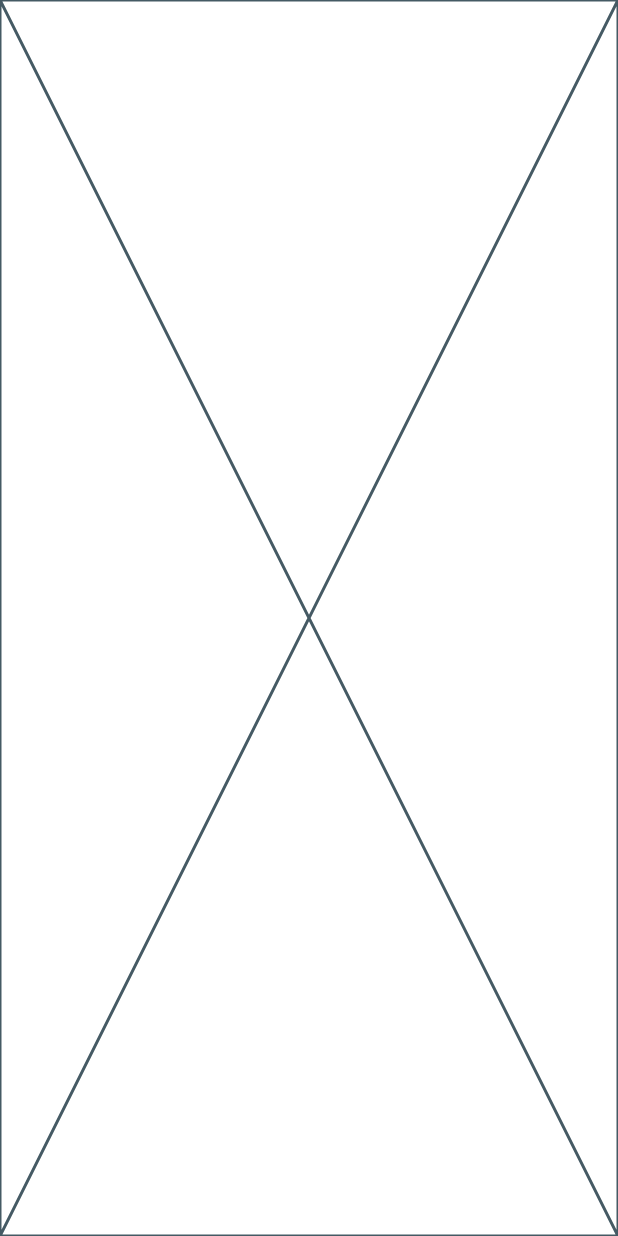
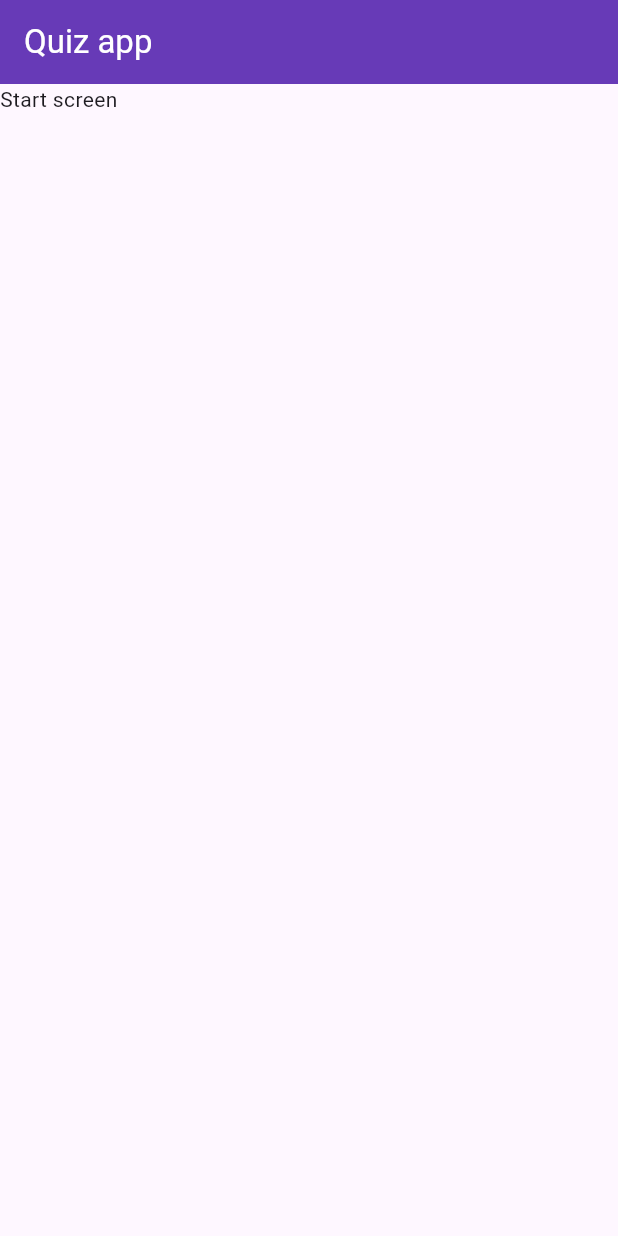
Before and after one commit to ichbinnichts/quiz_flutter_app, a Flutter app: the screen it shows after launch, on a phone screen of 412 x 824 dp. Run offline on Flutter 3.47's test engine with Material 3 defaults, Android fonts, the phone set to English and light mode, and no system bars.

Commit message:
feat: add basic skeleton

```diff
--- a/lib/app.dart
+++ b/lib/app.dart
@@ -1,10 +1,14 @@
 import 'package:flutter/material.dart';
+import 'package:quiz_app/home/home.dart';
 
 class App extends StatelessWidget {
   const App({super.key});
 
   @override
   Widget build(BuildContext context) {
-    return const Placeholder();
+    return const MaterialApp(
+      debugShowCheckedModeBanner: false,
+      home: Home(),
+    );
   }
 }
--- /dev/null
+++ b/lib/home/home.dart
@@ -0,0 +1,20 @@
+import 'package:flutter/material.dart';
+import 'package:quiz_app/screen/start_screen.dart';
+
+class Home extends StatelessWidget {
+  const Home({super.key});
+
+  final String title = 'Quiz app';
+
+  @override
+  Widget build(BuildContext context) {
+    return Scaffold(
+      appBar: AppBar(
+        title: Text(title),
+        backgroundColor: Colors.deepPurple,
+        foregroundColor: Colors.white,
+      ),
+      body: const StartScreen(),
+    );
+  }
+}
--- /dev/null
+++ b/lib/screen/start_screen.dart
@@ -0,0 +1,10 @@
+import 'package:flutter/material.dart';
+
+class StartScreen extends StatelessWidget {
+  const StartScreen({super.key});
+
+  @override
+  Widget build(BuildContext context) {
+    return const Text('Start screen');
+  }
+}
```
